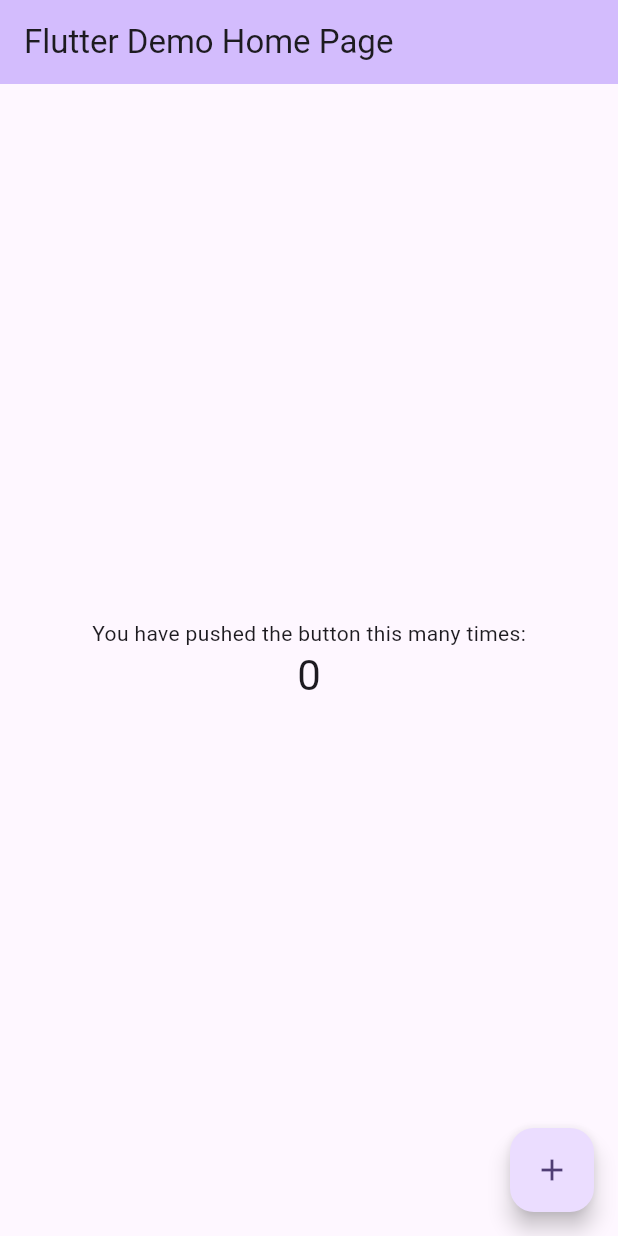
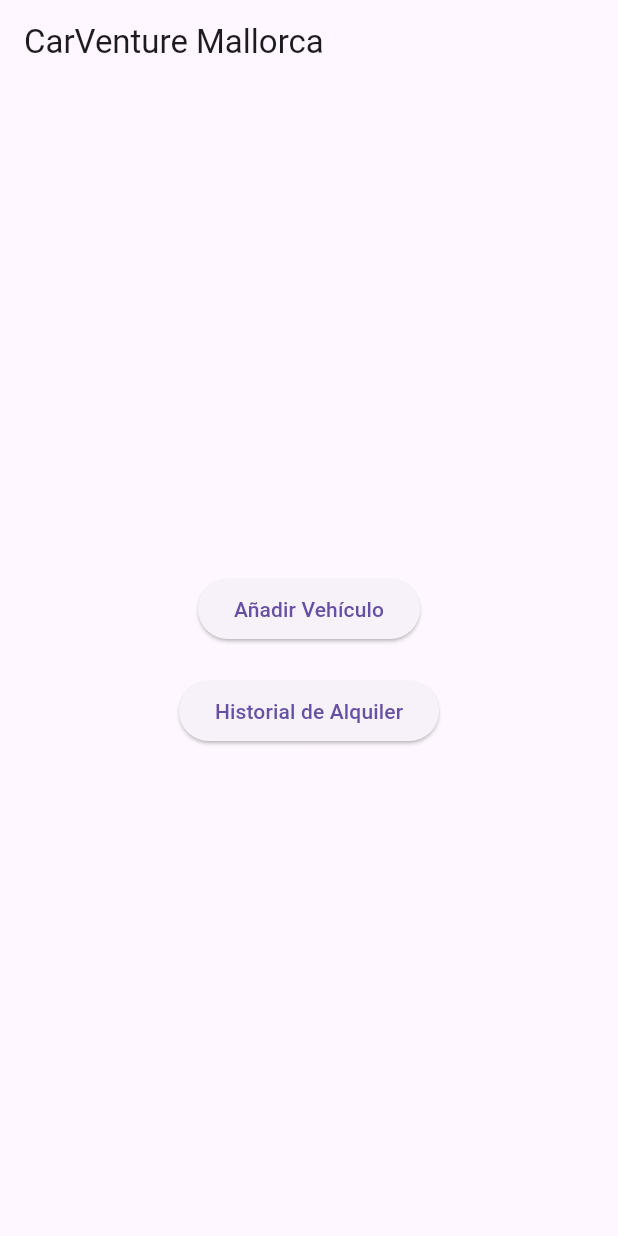
Before and after one commit to MiquelAngelmc/CarVenture, a Flutter app: the screen it shows after launch, on a phone screen of 412 x 824 dp. Run offline on Flutter 3.47's test engine with Material 3 defaults, Android fonts, the phone set to English and light mode, and no system bars; our stand-ins replace cloud_firestore, image_picker; accounts and stored records are empty.

Commit message:
Cambios Miquel

```diff
--- a/car_venture/lib/main.dart
+++ b/car_venture/lib/main.dart
@@ -1,4 +1,6 @@
 import 'package:flutter/material.dart';
+import 'screens/add_vehicle_screen.dart';
+import 'screens/rental_history_screen.dart';
 
 void main() {
   runApp(const MyApp());
@@ -7,119 +9,50 @@
 class MyApp extends StatelessWidget {
   const MyApp({super.key});
 
-  // This widget is the root of your application.
   @override
   Widget build(BuildContext context) {
     return MaterialApp(
-      title: 'Flutter Demo',
+      debugShowCheckedModeBanner: false,
+      title: 'CarVenture Mallorca',
       theme: ThemeData(
-        // This is the theme of your application.
-        //
-        // TRY THIS: Try running your application with "flutter run". You'll see
-        // the application has a purple toolbar. Then, without quitting the app,
-        // try changing the seedColor in the colorScheme below to Colors.green
-        // and then invoke "hot reload" (save your changes or press the "hot
-        // reload" button in a Flutter-supported IDE, or press "r" if you used
-        // the command line to start the app).
-        //
-        // Notice that the counter didn't reset back to zero; the application
-        // state is not lost during the reload. To reset the state, use hot
-        // restart instead.
-        //
-        // This works for code too, not just values: Most code changes can be
-        // tested with just a hot reload.
-        colorScheme: ColorScheme.fromSeed(seedColor: Colors.deepPurple),
-        useMaterial3: true,
+        primarySwatch: Colors.blue,
       ),
-      home: const MyHomePage(title: 'Flutter Demo Home Page'),
+      home: const HomeScreen(),
+      routes: {
+        '/add-vehicle': (context) => AddVehicleScreen(),
+        '/rental-history': (context) => RentalHistoryScreen(),
+      },
     );
   }
 }
 
-class MyHomePage extends StatefulWidget {
-  const MyHomePage({super.key, required this.title});
-
-  // This widget is the home page of your application. It is stateful, meaning
-  // that it has a State object (defined below) that contains fields that affect
-  // how it looks.
-
-  // This class is the configuration for the state. It holds the values (in this
-  // case the title) provided by the parent (in this case the App widget) and
-  // used by the build method of the State. Fields in a Widget subclass are
-  // always marked "final".
-
-  final String title;
-
-  @override
-  State<MyHomePage> createState() => _MyHomePageState();
-}
-
-class _MyHomePageState extends State<MyHomePage> {
-  int _counter = 0;
-
-  void _incrementCounter() {
-    setState(() {
-      // This call to setState tells the Flutter framework that something has
-      // changed in this State, which causes it to rerun the build method below
-      // so that the display can reflect the updated values. If we changed
-      // _counter without calling setState(), then the build method would not be
-      // called again, and so nothing would appear to happen.
-      _counter++;
-    });
-  }
+class HomeScreen extends StatelessWidget {
+  const HomeScreen({super.key});
 
   @override
   Widget build(BuildContext context) {
-    // This method is rerun every time setState is called, for instance as done
-    // by the _incrementCounter method above.
-    //
-    // The Flutter framework has been optimized to make rerunning build methods
-    // fast, so that you can just rebuild anything that needs updating rather
-    // than having to individually change instances of widgets.
     return Scaffold(
-      appBar: AppBar(
-        // TRY THIS: Try changing the color here to a specific color (to
-        // Colors.amber, perhaps?) and trigger a hot reload to see the AppBar
-        // change color while the other colors stay the same.
-        backgroundColor: Theme.of(context).colorScheme.inversePrimary,
-        // Here we take the value from the MyHomePage object that was created by
-        // the App.build method, and use it to set our appbar title.
-        title: Text(widget.title),
-      ),
+      appBar: AppBar(title: const Text('CarVenture Mallorca')),
       body: Center(
-        // Center is a layout widget. It takes a single child and positions it
-        // in the middle of the parent.
         child: Column(
-          // Column is also a layout widget. It takes a list of children and
-          // arranges them vertically. By default, it sizes itself to fit its
-          // children horizontally, and tries to be as tall as its parent.
-          //
-          // Column has various properties to control how it sizes itself and
-          // how it positions its children. Here we use mainAxisAlignment to
-          // center the children vertically; the main axis here is the vertical
-          // axis because Columns are vertical (the cross axis would be
-          // horizontal).
-          //
-          // TRY THIS: Invoke "debug painting" (choose the "Toggle Debug Paint"
-          // action in the IDE, or press "p" in the console), to see the
-          // wireframe for each widget.
           mainAxisAlignment: MainAxisAlignment.center,
-          children: <Widget>[
-            const Text(
-              'You have pushed the button this many times:',
+          children: [
+            ElevatedButton(
+              onPressed: () {
+                Navigator.pushNamed(context, '/add-vehicle');
+              },
+              child: const Text('Añadir Vehículo'),
             ),
-            Text(
-              '$_counter',
-              style: Theme.of(context).textTheme.headlineMedium,
+            const SizedBox(height: 20),
+            ElevatedButton(
+              onPressed: () {
+                Navigator.pushNamed(context, '/rental-history');
+              },
+              child: const Text('Historial de Alquiler'),
             ),
           ],
         ),
       ),
-      floatingActionButton: FloatingActionButton(
-        onPressed: _incrementCounter,
-        tooltip: 'Increment',
-        child: const Icon(Icons.add),
-      ), // This trailing comma makes auto-formatting nicer for build methods.
     );
   }
 }
```
Also changed, not shown: car_venture/lib/screens/add_vehicle_screen.dart (+88 -0 lines), car_venture/lib/screens/rental_history_screen.dart (added, +52 -0 lines), car_venture/lib/services/rental_service.dart (added, +48 -0 lines), car_venture/lib/services/review_service.dart (added, +20 -0 lines), car_venture/lib/services/vehicle_service.dart (added, +26 -0 lines).
